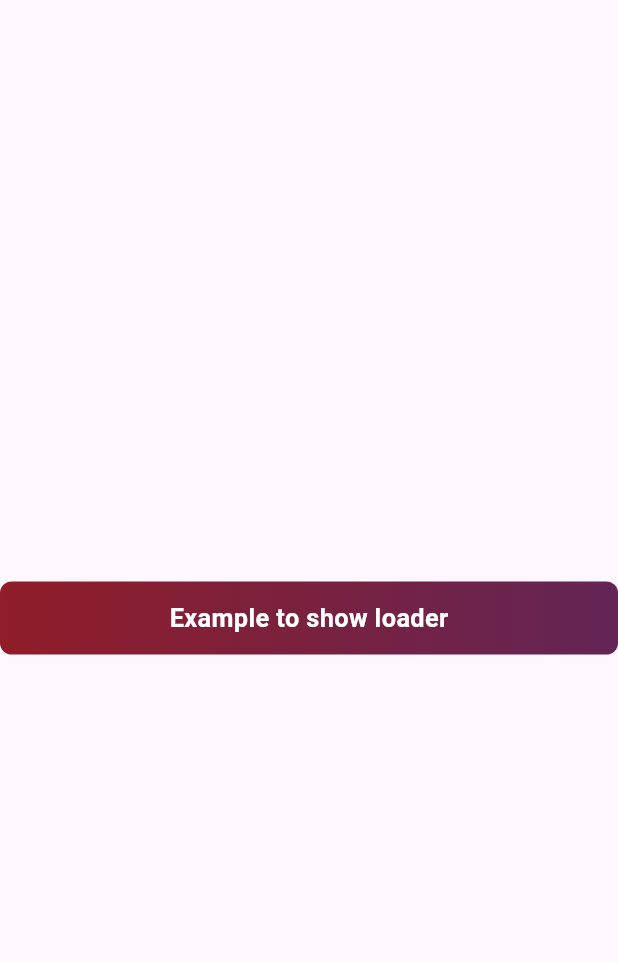
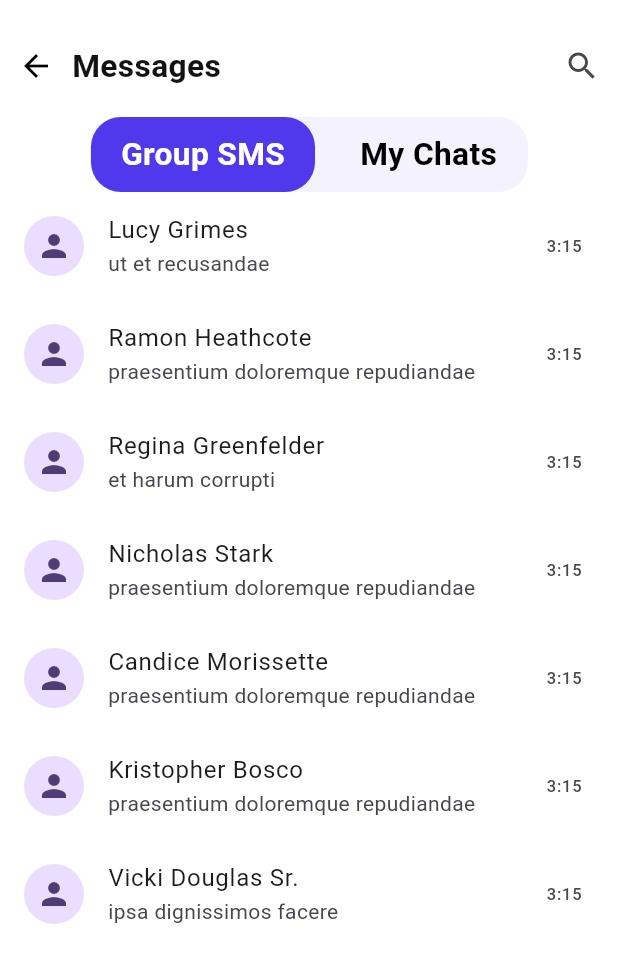
Before and after one commit to elysian12/samaj-mobile-app, a Flutter app: the screen it shows after launch, on a phone screen of 412 x 824 dp. Shown: the top 963 px of the screen. Run offline on Flutter 3.47's test engine with Material 3 defaults, Android fonts, the phone set to English and light mode, and no system bars; our stand-ins replace auto_route, flutter_screenutil, get_it, loading_animation_widget; Roboto replaces fonts that are missing (PlusJakartaSans).

Commit message:
Add main app structure and initial screens
- Implemented main app layout with MaterialApp and theme settings.
- Added Dashboard, Family, Messages, and Occupation screens with basic UI components.
- Introduced routing for new screens in the app router.
- Defined color and text styles for consistent theming across the app.
- Created user profile and messaging functionalities with placeholder data.
- Added new message and chat screens for messaging features.

```diff
--- a/lib/core/styles/colors.dart
+++ b/lib/core/styles/colors.dart
@@ -14,6 +14,8 @@ abstract class AppColors {
   static const cardShadeColor = Color(0xff151515);
   static const greenColor = Color(0xff00B81E);
   static const greyMedium = Color(0xffAEAEAE);
+  static const Color primaryPurple1 = Color(0xff9181F4);
+  static const Color secondaryPurple1 = Color(0xff5038ED);
 
   static const backGroundGradient = LinearGradient(
     colors: [
--- a/lib/core/styles/text_theme.dart
+++ b/lib/core/styles/text_theme.dart
@@ -1,6 +1,6 @@
 part of 'style.dart';
 
-abstract class AppTextStyle {
+class AppTextStyle {
   static const TextStyle _baseTextStyle = TextStyle(
     fontFamily: 'PlusJakartaSans',
     color: AppColors.background,
--- a/lib/main.dart
+++ b/lib/main.dart
@@ -19,10 +19,17 @@ class MyApp extends StatelessWidget {
     return ScreenUtilInit(
       designSize: const Size(390, 844),
       builder: (context, child) => MaterialApp.router(
+        debugShowCheckedModeBanner: false,
         title: 'Patel Samaj App',
         theme: ThemeData(
           colorScheme: ColorScheme.fromSeed(seedColor: Colors.deepPurple),
           useMaterial3: true,
+          scaffoldBackgroundColor: Colors.white,
+          appBarTheme: const AppBarTheme(
+            backgroundColor: Colors.white,
+            titleTextStyle: TextStyle(color: Colors.black),
+          ),
+          cardColor: Colors.white,
         ),
         routerConfig: _appRouter.config(),
       ),
--- /dev/null
+++ b/lib/modules/messages/messages.dart
@@ -0,0 +1,109 @@
+import 'package:auto_route/auto_route.dart';
+import 'package:flutter/material.dart';
+
+import '../../core/styles/style.dart';
+
+@RoutePage()
+class MessagesScreen extends StatelessWidget {
+  const MessagesScreen({super.key});
+
+  @override
+  Widget build(BuildContext context) {
+    return Material(
+      child: Scaffold(
+        body: Column(
+          children: [
+            const SizedBox(height: 20),
+            Row(
+              children: [
+                IconButton(
+                    onPressed: () {},
+                    icon: const Icon(
+                      Icons.arrow_back,
+                      color: Colors.black,
+                    )),
+                Text('Messages', style: AppTextStyle.heading3),
+                const Spacer(),
+                IconButton(onPressed: () {}, icon: const Icon(Icons.search)),
+              ],
+            ),
+            const SizedBox(height: 10),
+            _buildCustomSegmentedControl(),
+            Expanded(
+              child: ListView(
+                children: [
+                  _buildMessageTile('Lucy Grimes', 'ut et recusandae', '3:15'),
+                  _buildMessageTile('Ramon Heathcote', 'praesentium doloremque repudiandae', '3:15'),
+                  _buildMessageTile('Regina Greenfelder', 'et harum corrupti', '3:15'),
+                  _buildMessageTile('Nicholas Stark', 'praesentium doloremque repudiandae', '3:15'),
+                  _buildMessageTile('Candice Morissette', 'praesentium doloremque repudiandae', '3:15'),
+                  _buildMessageTile('Kristopher Bosco', 'praesentium doloremque repudiandae', '3:15'),
+                  _buildMessageTile('Vicki Douglas Sr.', 'ipsa dignissimos facere', '3:15'),
+                ],
+              ),
+            ),
+          ],
+        ),
+      ),
+    );
+  }
+
+  Widget _buildCustomSegmentedControl() {
+    int selectedIndex = 0; // Initial selected index
+
+    return Padding(
+      padding: const EdgeInsets.symmetric(horizontal: 60),
+      child: Container(
+        decoration: BoxDecoration(
+          color: AppColors.primaryPurple1.withOpacity(0.1),
+          borderRadius: BorderRadius.circular(20),
+        ),
+        child: Row(
+          mainAxisAlignment: MainAxisAlignment.center,
+          children: [
+            GestureDetector(
+              onTap: () {
+                // Handle tab change
+                selectedIndex = 0;
+              },
+              child: Container(
+                padding: const EdgeInsets.symmetric(horizontal: 20, vertical: 10),
+                decoration: BoxDecoration(
+                  color: selectedIndex == 0 ? AppColors.secondaryPurple1 : Colors.transparent,
+                  borderRadius: BorderRadius.circular(20),
+                ),
+                child: Text('Group SMS', style: AppTextStyle.heading3.copyWith(color: Colors.white)),
+              ),
+            ),
+            const SizedBox(width: 10),
+            GestureDetector(
+              onTap: () {
+                // Handle tab change
+                selectedIndex = 1;
+              },
+              child: Container(
+                padding: const EdgeInsets.symmetric(horizontal: 20, vertical: 10),
+                decoration: BoxDecoration(
+                  color: selectedIndex == 1 ? AppColors.secondaryPurple1 : Colors.transparent,
+                  borderRadius: BorderRadius.circular(20),
+                ),
+                child: Text('My Chats', style: AppTextStyle.heading3.copyWith(color: Colors.black)),
+              ),
+            ),
+          ],
+        ),
+      ),
+    );
+  }
+
+  Widget _buildMessageTile(String name, String message, String time) {
+    return ListTile(
+      title: Text(name),
+      subtitle: Text(message),
+      trailing: Text(time),
+      leading: const CircleAvatar(
+        child: Icon(Icons.person),
+      ),
+    );
+  }
+}
--- a/lib/router/app_router.dart
+++ b/lib/router/app_router.dart
@@ -1,3 +1,5 @@
+// ignore_for_file: constant_identifier_names
+
 import 'package:auto_route/auto_route.dart';
 import 'package:patel_samaj_app/router/app_router.gr.dart';
 
@@ -5,6 +7,23 @@ import 'package:patel_samaj_app/router/app_router.gr.dart';
 class AppRouter extends RootStackRouter {
   @override
   List<AutoRoute> get routes => [
-        AutoRoute(page: SplashRoute.page, initial: true),
+        AutoRoute(page: SplashRoute.page, initial: false),
+        AutoRoute(page: DashboardRoute.page, path: DASHBOARD, initial: false),
+        AutoRoute(page: FamilyRoute.page, path: FAMILY),
+        AutoRoute(page: OccupationRoute.page, path: OCCUPATION),
+        AutoRoute(page: PostsRoute.page, path: POST),
+        AutoRoute(page: UserProfile.page, path: PROFILE, initial: false),
+        AutoRoute(page: MessagesRoute.page, path: MESSAGES, initial: true),
+        AutoRoute(page: ChatRoute.page, path: CHAT),
+        AutoRoute(page: NewMessageRoute.page, path: NEW_MESSAGE),
       ];
+
+  static const String DASHBOARD = '/dashboard';
+  static const String FAMILY = '/family';
+  static const String OCCUPATION = '/occupation';
+  static const String POST = '/post';
+  static const String PROFILE = '/profile';
+  static const String MESSAGES = '/messages';
+  static const String CHAT = '/chat';
+  static const String NEW_MESSAGE = '/new_message';
 }
```
Also changed, not shown: lib/modules/dashboard/dashboard.dart (added, +144 -0 lines), lib/modules/family/family.dart (added, +108 -0 lines), lib/modules/messages/chat_screen.dart (added, +70 -0 lines), lib/modules/messages/new_message.dart (added, +48 -0 lines), lib/modules/occupation/occupations.dart (added, +54 -0 lines), lib/modules/post/posts_screen.dart (added, +48 -0 lines), lib/modules/profile/user_profile.dart (added, +113 -0 lines), lib/router/app_router.gr.dart.
